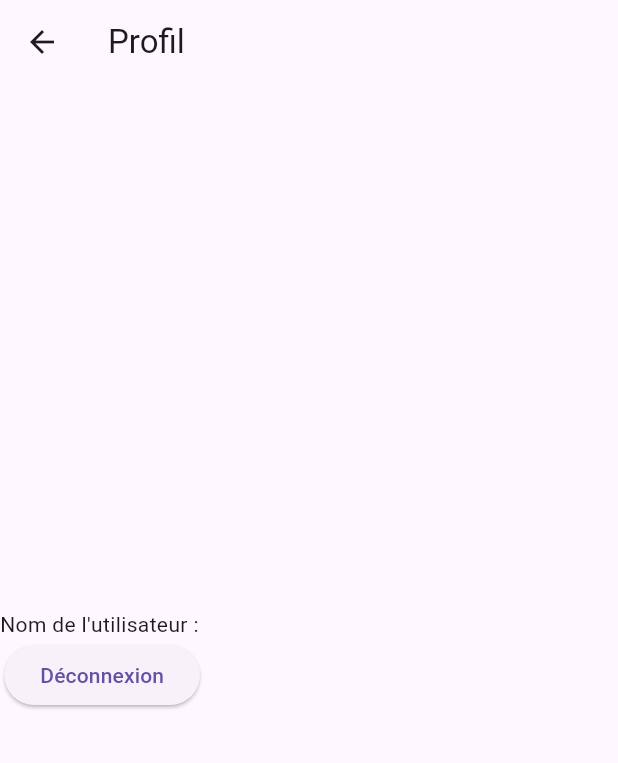
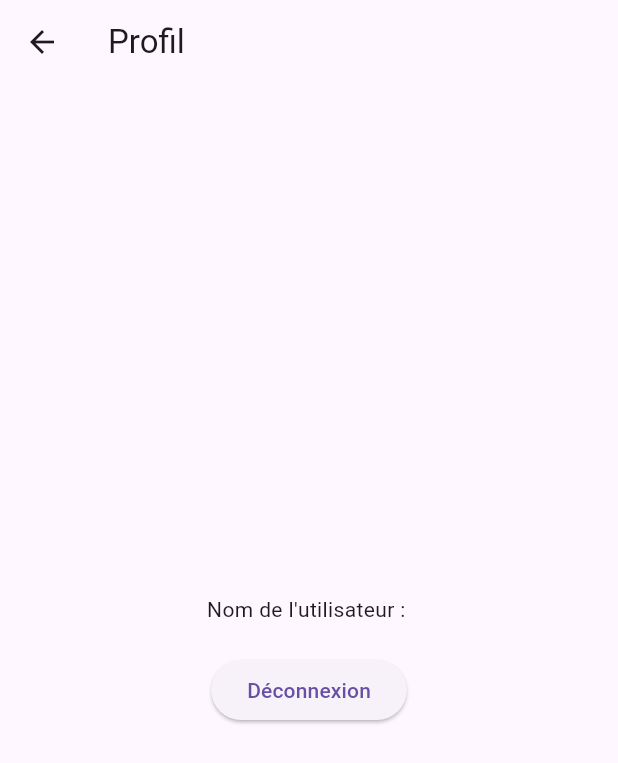
Before and after one commit to vanyx/ponemonique, a Flutter app: the UserPage screen opened directly, on a phone screen of 412 x 824 dp. Shown: the top 763 px of the screen. Run offline on Flutter 3.47's test engine with Material 3 defaults, Android fonts, the phone set to English and light mode, and no system bars; our stand-ins replace cloud_firestore, firebase_auth, firebase_core; missing offline and left inert: qr_code_scanner; accounts and stored records are empty.

Commit message:
user page

```diff
--- a/flutter_application_1/lib/pages/user_page.dart
+++ b/flutter_application_1/lib/pages/user_page.dart
@@ -26,7 +26,7 @@ class _UserPageState extends State<UserPage> {
             return Center(child: Text('Erreur: ${snapshot.error}'));
           } else {
             String? userId = snapshot.data;
-            return _buildUserInfo(userId);
+            return Center(child: _buildUserInfo(userId));
           }
         },
       ),
@@ -54,6 +54,7 @@ class _UserPageState extends State<UserPage> {
       mainAxisAlignment: MainAxisAlignment.center,
       children: [
         Text('Nom de l\'utilisateur : $userName'),
+        SizedBox(height: 20),
 
         // Bouton de déconnexion
         ElevatedButton(
```
